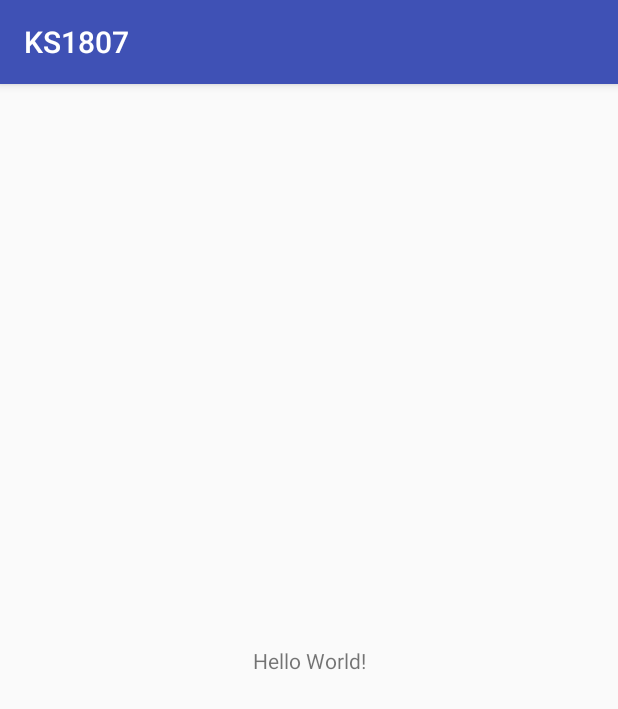
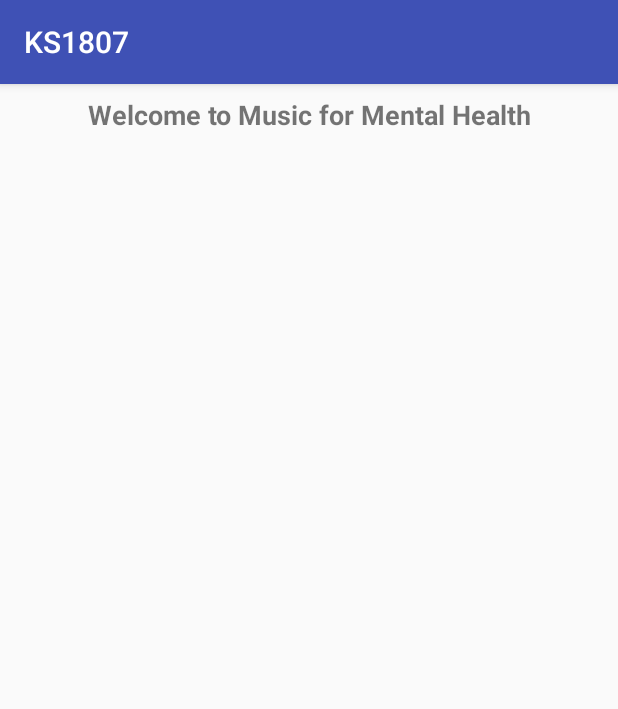
Before and after one commit to ks1807/KS1807, an Android app: the screen it shows after launch (MainActivity), on a phone screen of 412 x 824 dp. Shown: the top 709 px of the screen. Run offline under Robolectric (Android 15) with nearby library versions, the light colour scheme and no system bars.

Commit message:
First commit. Added the Android Activity and a simple heading

```diff
--- a/app/src/main/res/layout/activity_main.xml
+++ b/app/src/main/res/layout/activity_main.xml
@@ -6,13 +6,29 @@
     android:layout_height="match_parent"
     tools:context=".MainActivity">
 
-    <TextView
-        android:layout_width="wrap_content"
-        android:layout_height="wrap_content"
-        android:text="Hello World!"
+    <LinearLayout
+        android:id="@+id/linearLayout"
+        android:layout_width="0dp"
+        android:layout_height="0dp"
+        android:layout_marginBottom="8dp"
+        android:layout_marginEnd="8dp"
+        android:layout_marginStart="8dp"
+        android:layout_marginTop="8dp"
+        android:orientation="vertical"
         app:layout_constraintBottom_toBottomOf="parent"
-        app:layout_constraintLeft_toLeftOf="parent"
-        app:layout_constraintRight_toRightOf="parent"
-        app:layout_constraintTop_toTopOf="parent" />
+        app:layout_constraintEnd_toEndOf="parent"
+        app:layout_constraintStart_toStartOf="parent"
+        app:layout_constraintTop_toTopOf="parent">
 
+        <TextView
+            android:id="@+id/textView"
+            android:layout_width="match_parent"
+            android:layout_height="wrap_content"
+            android:baselineAligned="false"
+            android:gravity="center"
+            android:text="Welcome to Music for Mental Health"
+            android:textAlignment="center"
+            android:textSize="18sp"
+            android:textStyle="bold" />
+    </LinearLayout>
 </android.support.constraint.ConstraintLayout>
--- a/settings.gradle
+++ b/settings.gradle
@@ -1 +1 @@
-include ':app'
+include ':app', ':ks1807'
```
